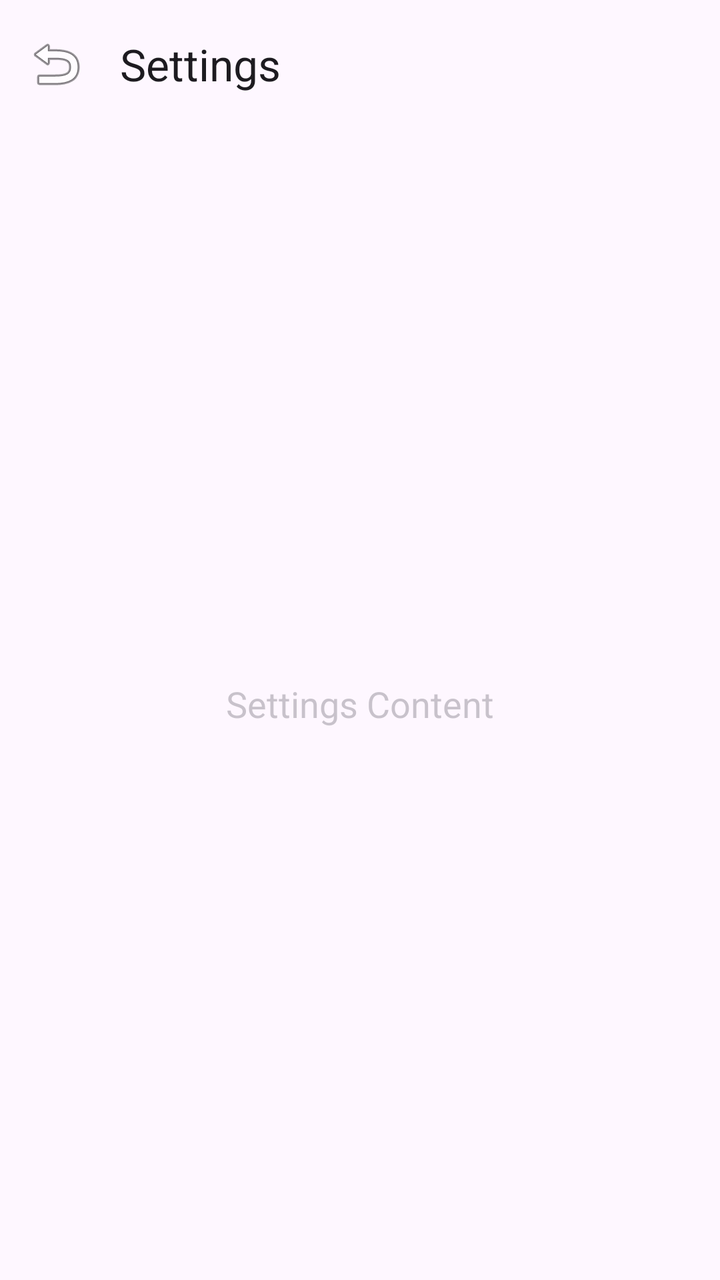
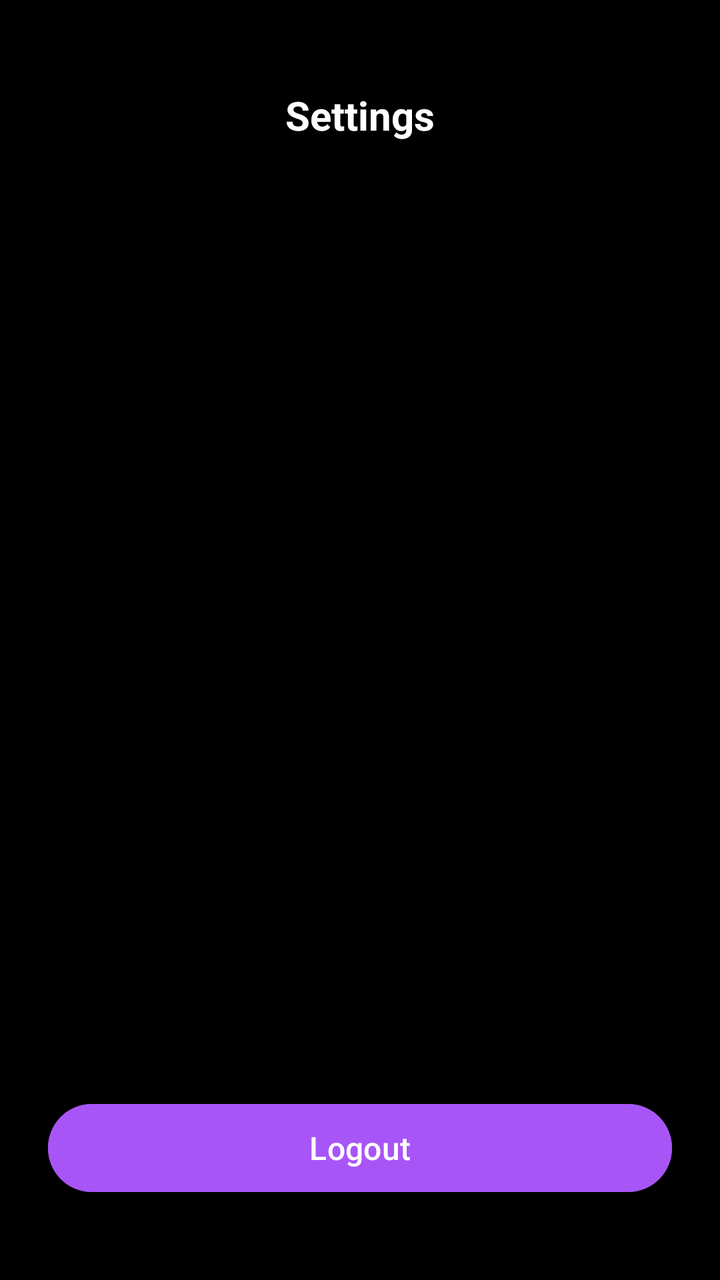

Two renders of the same Android screen: before a commit and after it. Below are the layout's source before the change and the commit's diff.
<!-- AndroidManifest.xml: application theme Theme.AutoEQ -->
<!-- res/layout/fragment_settings.xml -->
<?xml version="1.0" encoding="utf-8"?>
<LinearLayout xmlns:android="http://schemas.android.com/apk/res/android"
    xmlns:app="http://schemas.android.com/apk/res-auto"
    android:layout_width="match_parent"
    android:layout_height="match_parent"
    android:orientation="vertical"
    android:background="?attr/colorSurface"
    android:clickable="true"
    android:focusable="true">

    <com.google.android.material.appbar.AppBarLayout
        android:layout_width="match_parent"
        android:layout_height="wrap_content">

        <com.google.android.material.appbar.MaterialToolbar
            android:id="@+id/settings_toolbar"
            android:layout_width="match_parent"
            android:layout_height="wrap_content"
            app:title="Settings"
            app:navigationIcon="@android:drawable/ic_menu_revert" />

    </com.google.android.material.appbar.AppBarLayout>

    <FrameLayout
        android:layout_width="match_parent"
        android:layout_height="match_parent">

        <TextView
            android:layout_width="wrap_content"
            android:layout_height="wrap_content"
            android:layout_gravity="center"
            android:text="Settings Content"
            android:alpha="0.3"
            android:textSize="18sp" />

    </FrameLayout>

</LinearLayout>
<!-- resources referenced by this layout -->
<resources>
  <style name="Theme.AutoEQ" parent="Base.Theme.AutoEQ" />
  <style name="Base.Theme.AutoEQ" parent="Theme.Material3.DayNight.NoActionBar">
          
          
      </style>
</resources>

<!-- the commit's change to res/layout/fragment_settings.xml (unified diff, before → after) -->
@@ -1,38 +1,31 @@
 <?xml version="1.0" encoding="utf-8"?>
-<LinearLayout xmlns:android="http://schemas.android.com/apk/res/android"
-    xmlns:app="http://schemas.android.com/apk/res-auto"
+<RelativeLayout xmlns:android="http://schemas.android.com/apk/res/android"
     android:layout_width="match_parent"
     android:layout_height="match_parent"
-    android:orientation="vertical"
-    android:background="?attr/colorSurface"
-    android:clickable="true"
-    android:focusable="true">
+    android:background="#000000"
+    android:padding="24dp">
 
-    <com.google.android.material.appbar.AppBarLayout
+    <TextView
+        android:layout_width="wrap_content"
+        android:layout_height="wrap_content"
+        android:layout_centerHorizontal="true"
+        android:layout_marginTop="20dp"
+        android:text="Settings"
+        android:textColor="#FFFFFF"
+        android:textSize="20sp"
+        android:textStyle="bold" />
+
+    
+    <Button
+        android:id="@+id/btn_logout"
         android:layout_width="match_parent"
-        android:layout_height="wrap_content">
+        android:layout_height="52dp"
+        android:layout_alignParentBottom="true"
+        android:layout_marginBottom="16dp"
+        android:backgroundTint="#A855F7"
+        android:text="Logout"
+        android:textAllCaps="false"
+        android:textColor="#FFFFFF"
+        android:textSize="16sp" />
 
-        <com.google.android.material.appbar.MaterialToolbar
-            android:id="@+id/settings_toolbar"
-            android:layout_width="match_parent"
-            android:layout_height="wrap_content"
-            app:title="Settings"
-            app:navigationIcon="@android:drawable/ic_menu_revert" />
-
-    </com.google.android.material.appbar.AppBarLayout>
-
-    <FrameLayout
-        android:layout_width="match_parent"
-        android:layout_height="match_parent">
-
-        <TextView
-            android:layout_width="wrap_content"
-            android:layout_height="wrap_content"
-            android:layout_gravity="center"
-            android:text="Settings Content"
-            android:alpha="0.3"
-            android:textSize="18sp" />
-
-    </FrameLayout>
-
-</LinearLayout>
+</RelativeLayout>
